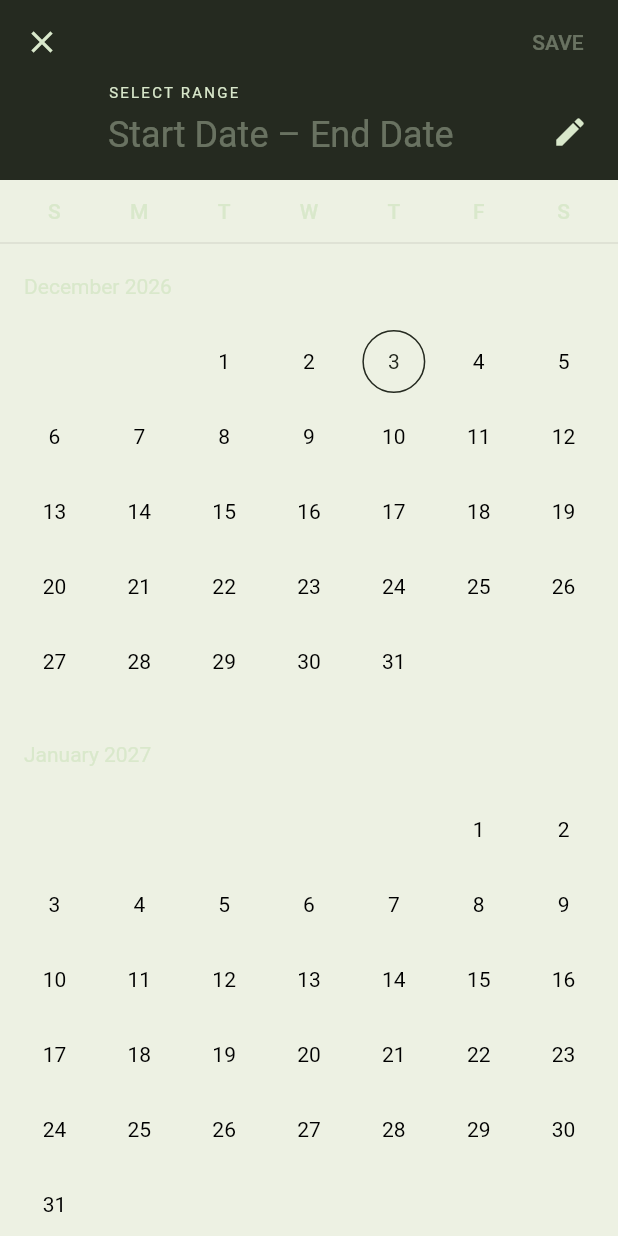
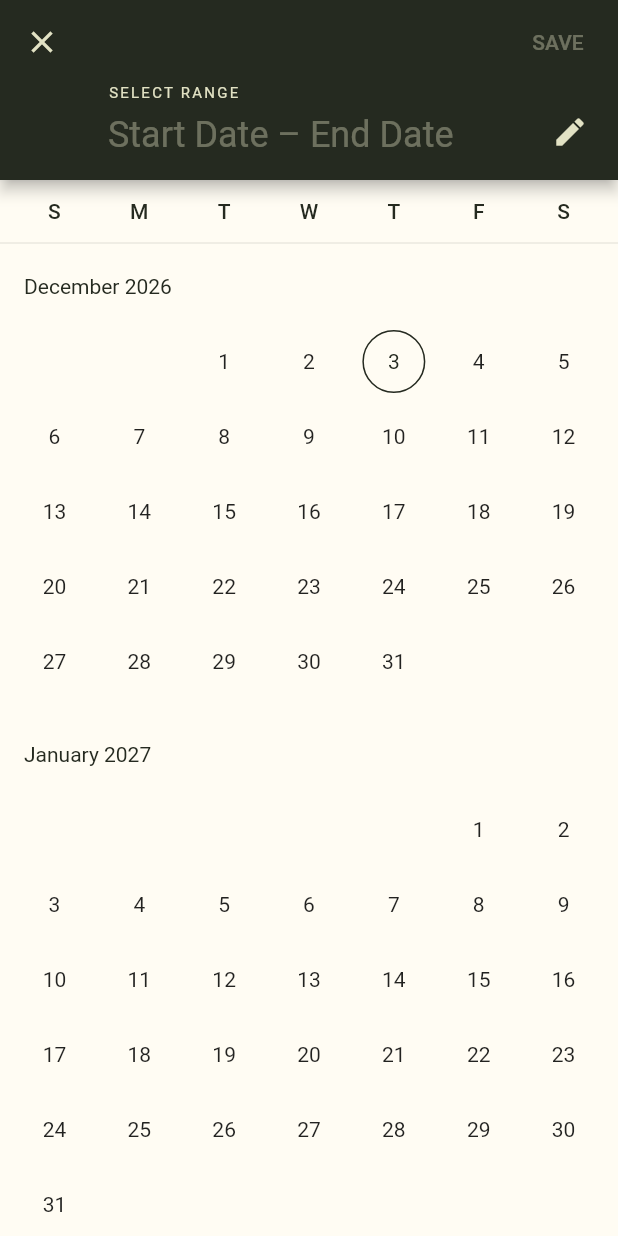
Before and after one commit to tshuenhau/pycnomobile, a Flutter app: the GraphBottomSheet widget shown alone on an empty page, opened directly with empty values, after a tap on the "today" icon, on a phone screen of 412 x 824 dp. Run offline on Flutter 3.47's test engine with Material 2 defaults, Android fonts, the phone set to English and light mode, and no system bars; our stand-ins replace auto_size_text, device_info_plus, fl_chart, flutter_blue, flutter_easyloading, font_awesome_flutter and 4 more; accounts and stored records are empty; network calls fail.

Commit message:
UI updates

```diff
--- a/lib/theme/CustomColorScheme.dart
+++ b/lib/theme/CustomColorScheme.dart
@@ -2,13 +2,15 @@ import 'package:flutter/material.dart';
 
 const ColorScheme customColorScheme = ColorScheme(
     brightness: Brightness.light,
-    background: Color(0xFFfdfdf5),
+    background: Color(0xFFf2f0e1),
     onBackground: Colors.black,
     error: Colors.black,
     onError: Colors.black,
-    onPrimary: Color(0xFFd9e8cb),
+    onPrimary: Color(0xFFe2e2c4),
     onSecondary: Color(0xFFfdfdf5),
-    onSurface: Color(0xFFd9e8cb),
+    onTertiary: Color(0xFFfdfdf5),
+    onSurface: Color(0xFF252a20),
     primary: Color(0xFF252a20),
     secondary: Color(0xFF6c6c65),
-    surface: Color(0xFFedf1e3));
+    tertiary: Color(0xFF757c49),
+    surface: Color(0xFFfffcf3));
--- a/lib/theme/GlobalTheme.dart
+++ b/lib/theme/GlobalTheme.dart
@@ -16,8 +16,8 @@ class GlobalTheme {
               fontWeight: FontWeight.w500, fontSize: 20, color: Colors.black)),
       elevatedButtonTheme: ElevatedButtonThemeData(
           style: ElevatedButton.styleFrom(
-        primary: customColorScheme.surface,
-        onPrimary: customColorScheme.secondary,
+        primary: customColorScheme.secondary,
+        onPrimary: customColorScheme.onSecondary,
         elevation: 0,
       )),
       outlinedButtonTheme: OutlinedButtonThemeData(
--- a/lib/widgets/GraphBottomSheet.dart
+++ b/lib/widgets/GraphBottomSheet.dart
@@ -56,6 +56,34 @@ class _GraphBottomSheetState extends State<GraphBottomSheet> {
     return graphsToDraw;
   }
 
+  Widget returnRangePicker(BuildContext context) {
+    final ThemeData globalTheme = Provider.of<GlobalTheme>(context).globalTheme;
+
+    return Theme(
+      data: ThemeData(colorScheme: globalTheme.colorScheme),
+      child: Builder(
+        builder: (context) => ElevatedButton(
+            onPressed: () async {
+              DateTimeRange? _newDateRange = await showDateRangePicker(
+                  context: context,
+                  firstDate: DateTime(1800),
+                  lastDate: DateTime(3000));
+
+              if (_newDateRange != null) {
+                List<TimeSeries>? result = await getGraphsForTimeRange(
+                    _newDateRange, widget.sensor, widget.functions);
+                setState(() {
+                  graphs = result!;
+                });
+
+                //buildSensorGraphs(context, sensor, functions, _newDateRange);
+              }
+            },
+            child: Icon(Icons.today)),
+      ),
+    );
+  }
+
   @override
   Widget build(BuildContext context) {
     final ThemeData globalTheme = Provider.of<GlobalTheme>(context).globalTheme;
@@ -82,25 +110,7 @@ class _GraphBottomSheetState extends State<GraphBottomSheet> {
                   children: [
                     SizedBox(
                         width: MediaQuery.of(context).size.width * 4.5 / 100),
-                    OutlinedButton(
-                        onPressed: () async {
-                          DateTimeRange? _newDateRange =
-                              await showDateRangePicker(
-                                  context: context,
-                                  firstDate: DateTime(1800),
-                                  lastDate: DateTime(3000));
-                          if (_newDateRange != null) {
-                            List<TimeSeries>? result =
-                                await getGraphsForTimeRange(_newDateRange,
-                                    widget.sensor, widget.functions);
-                            setState(() {
-                              graphs = result!;
-                            });
-
-                            //buildSensorGraphs(context, sensor, functions, _newDateRange);
-                          }
-                        },
-                        child: Icon(Icons.today)),
+                    returnRangePicker(context)
                   ],
                 ),
                 SizedBox(
```
